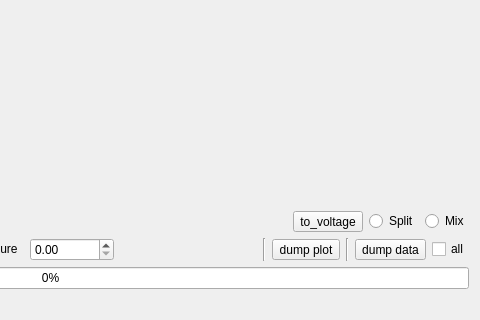
This is src/form/FormPlotHistory/formplothistory.ui in MRsoymilk/MySerial as Qt 5 draws it before an edit; both pictures show x 379 to 859 and y 320 to 640 of the 859 by 640 pixel window. The edited form follows.
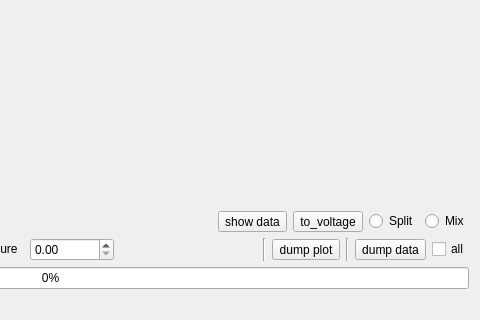
This is the edited form.

```diff
--- a/src/form/FormPlotHistory/formplothistory.ui
+++ b/src/form/FormPlotHistory/formplothistory.ui
@@ -49,6 +49,13 @@
        </property>
       </spacer>
      </item>
+     <item>
+      <widget class="QToolButton" name="tBtnShowData">
+       <property name="text">
+        <string>show data</string>
+       </property>
+      </widget>
+     </item>
      <item>
       <widget class="QToolButton" name="tBtnToVoltage">
        <property name="text">
```
